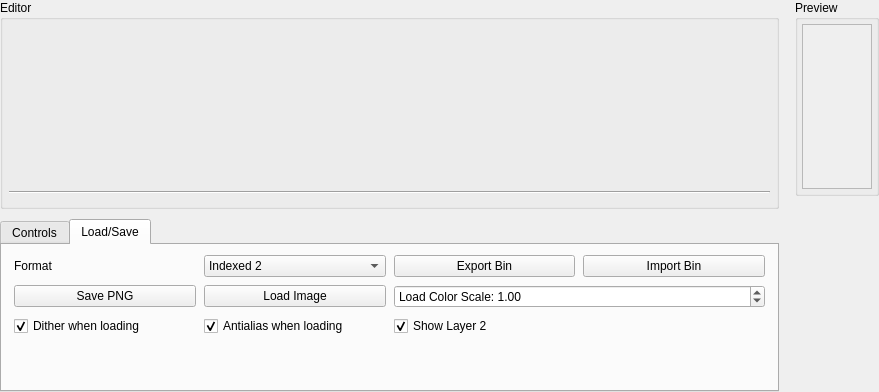
Old version of the form display_tool/dispeditor.ui in the repository Jfriesen222/vesc_tool.
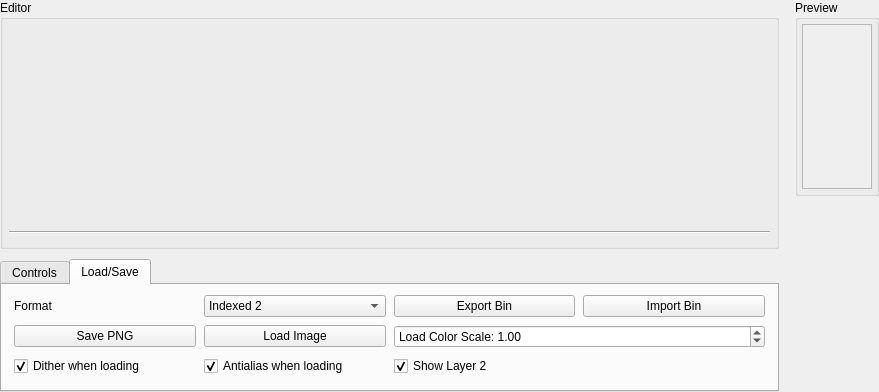
New version of the form. The open tabs and pages were chosen to show the change. Custom widgets are drawn as their Qt base class.

Diff of the .ui file:
```diff
--- a/display_tool/dispeditor.ui
+++ b/display_tool/dispeditor.ui
@@ -368,19 +368,6 @@
            </property>
           </widget>
          </item>
-         <item row="3" column="0">
-          <spacer name="verticalSpacer">
-           <property name="orientation">
-            <enum>Qt::Vertical</enum>
-           </property>
-           <property name="sizeHint" stdset="0">
-            <size>
-             <width>20</width>
-             <height>40</height>
-            </size>
-           </property>
-          </spacer>
-         </item>
         </layout>
        </widget>
       </widget>
```
